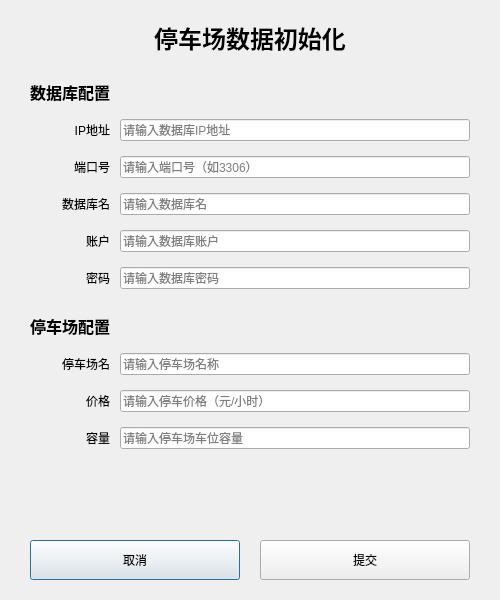
First picture: the form in UI/ConfigInit/configinitdialog.ui, repository HeQiTZD/ParkingSystem, before the edit.
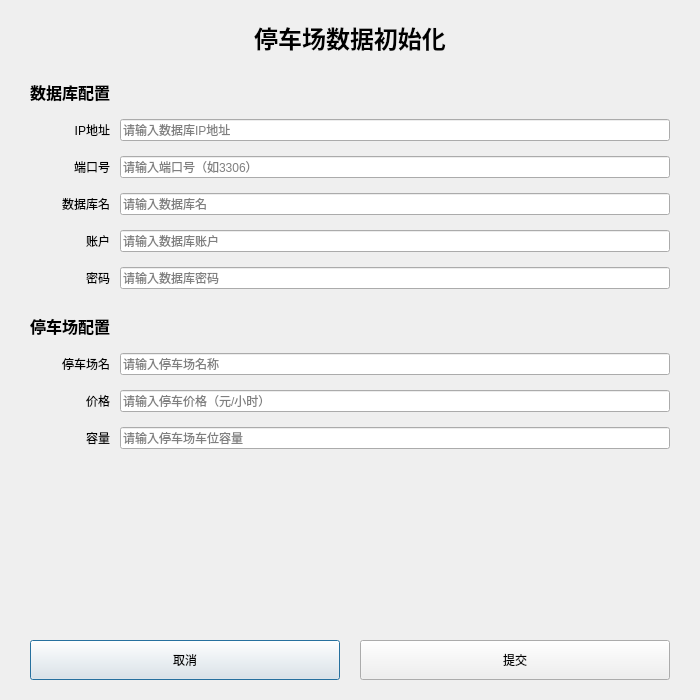
Second picture: the form after the edit.

Commit message: 调整ConfigInitDialog窗口大小为700x700

Diff of the .ui file:
```diff
--- a/UI/ConfigInit/configinitdialog.ui
+++ b/UI/ConfigInit/configinitdialog.ui
@@ -6,20 +6,20 @@
    <rect>
     <x>0</x>
     <y>0</y>
-    <width>500</width>
-    <height>600</height>
+    <width>700</width>
+    <height>700</height>
    </rect>
   </property>
   <property name="minimumSize">
    <size>
-    <width>500</width>
-    <height>600</height>
+    <width>700</width>
+    <height>700</height>
    </size>
   </property>
   <property name="maximumSize">
    <size>
-    <width>500</width>
-    <height>600</height>
+    <width>700</width>
+    <height>700</height>
    </size>
   </property>
   <property name="windowTitle">
```
The commit also changes 1 other file.
